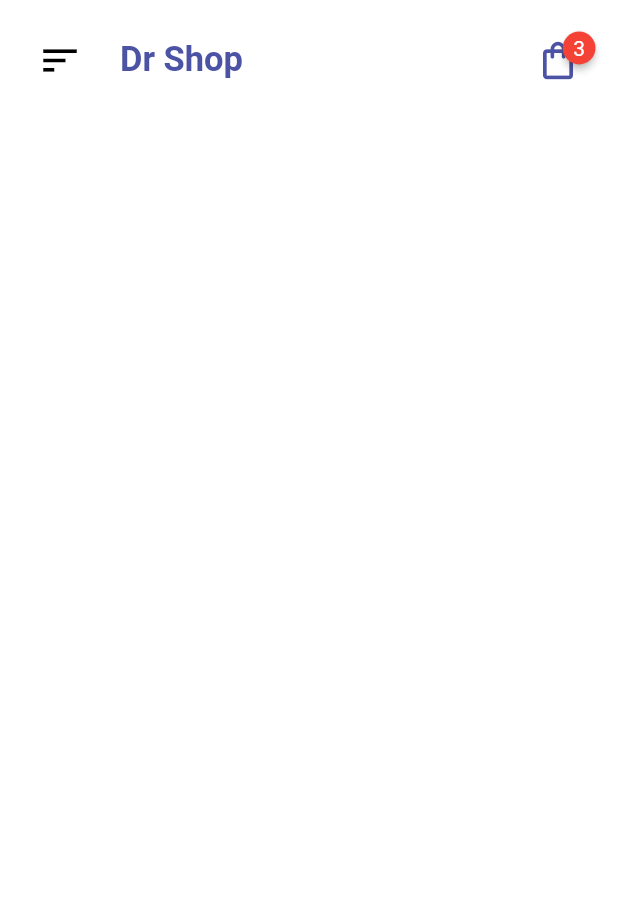
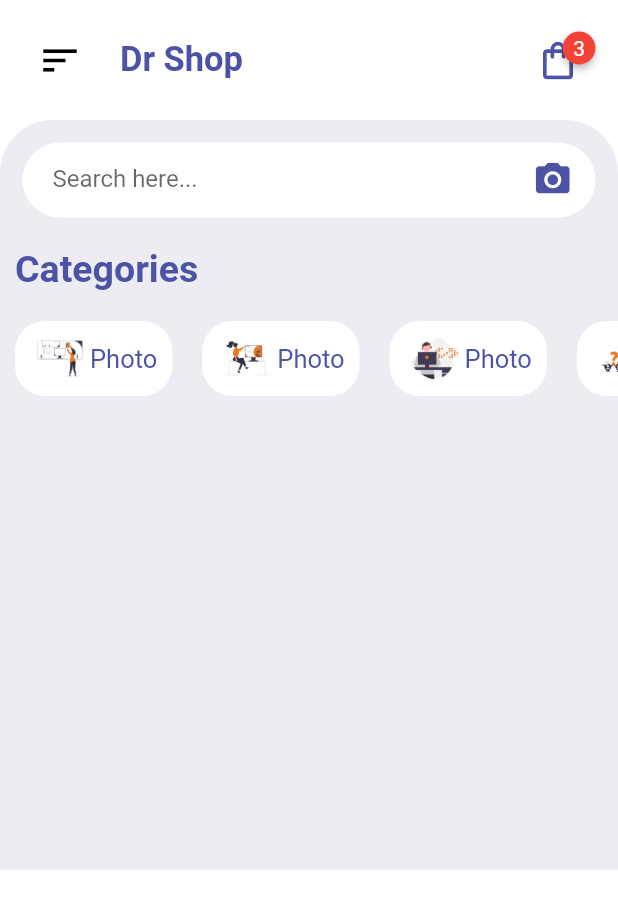
Before and after one commit to Gmk0/test, a Flutter app: the screen it shows after launch, on a phone screen of 412 x 824 dp. Shown: the top 909 px of the screen. Run offline on Flutter 3.47's test engine with Material 2 defaults, Android fonts, the phone set to English and light mode, and no system bars; drawn by our look-alikes of badges.

Commit message:
add categorie Widget

```diff
--- a/lib/pages/HomePage.dart
+++ b/lib/pages/HomePage.dart
@@ -1,4 +1,5 @@
 import 'package:flutter/material.dart';
+import 'package:test/widgets/CategoriesWidget.dart';
 import 'package:test/widgets/HomeAppBar.dart';
 
 class HomePage extends StatelessWidget {
@@ -9,6 +10,68 @@ class HomePage extends StatelessWidget {
     return Scaffold(
       body: ListView(children: [
         HomeAppBar(),
+        Container(
+          //temporary Height
+          height: 500,
+          padding: EdgeInsets.only(top: 15),
+          decoration: BoxDecoration(
+            color: Color(0xFFEDECF2),
+            borderRadius: BorderRadius.only(
+              topLeft: Radius.circular(35),
+              topRight: Radius.circular(35),
+            ),
+          ),
+          child: Column(
+            children: [
+              Container(
+                margin: EdgeInsets.symmetric(horizontal: 15),
+                padding: EdgeInsets.symmetric(horizontal: 15),
+                height: 50,
+                decoration: BoxDecoration(
+                  color: Colors.white,
+                  borderRadius: BorderRadius.circular(30),
+                ),
+                child: Row(
+                  children: [
+                    Container(
+                      margin: EdgeInsets.only(left: 5),
+                      height: 50,
+                      width: 300,
+                      child: TextFormField(
+                        decoration: InputDecoration(
+                          border: InputBorder.none,
+                          hintText: "Search here...",
+                        ),
+                      ),
+                    ),
+                    Spacer(),
+                    Icon(
+                      Icons.camera_alt,
+                      size: 27,
+                      color: Color(0xFF4C53A5),
+                    )
+                  ],
+                ),
+              ),
+              Container(
+                alignment: Alignment.centerLeft,
+                margin: EdgeInsets.symmetric(
+                  vertical: 20,
+                  horizontal: 10,
+                ),
+                child: Text(
+                  "Categories",
+                  style: TextStyle(
+                    fontSize: 25,
+                    fontWeight: FontWeight.bold,
+                    color: Color(0xFF4C53A5),
+                  ),
+                ),
+              ),
+              CategoriesWidget(),
+            ],
+          ),
+        ),
       ]),
     );
   }
--- /dev/null
+++ b/lib/widgets/CategoriesWidget.dart
@@ -0,0 +1,42 @@
+import 'package:flutter/material.dart';
+
+class CategoriesWidget extends StatelessWidget {
+  const CategoriesWidget({Key? key}) : super(key: key);
+
+  @override
+  Widget build(BuildContext context) {
+    return SingleChildScrollView(
+      scrollDirection: Axis.horizontal,
+      child: Row(
+        children: [
+          for (int i = 1; i < 7; i++)
+            Container(
+              margin: EdgeInsets.symmetric(horizontal: 10),
+              padding: EdgeInsets.symmetric(vertical: 5, horizontal: 10),
+              decoration: BoxDecoration(
+                  color: Colors.white, borderRadius: BorderRadius.circular(20)),
+              child: Row(
+                crossAxisAlignment: CrossAxisAlignment.center,
+                children: [
+                  Image.asset(
+                    //use i variable
+                    'images/$i.png',
+                    height: 40,
+                    width: 40,
+                  ),
+                  Text(
+                    "Photo",
+                    style: TextStyle(
+                      fontWeight: FontWeight.normal,
+                      fontSize: 17,
+                      color: Color(0xFF4C54A5),
+                    ),
+                  )
+                ],
+              ),
+            ),
+        ],
+      ),
+    );
+  }
+}
--- a/pubspec.yaml
+++ b/pubspec.yaml
@@ -60,8 +60,8 @@ flutter:
   uses-material-design: true
 
   # To add assets to your application, add an assets section, like this:
-  # assets:
-  #   - images/a_dot_burr.jpeg
+  assets:
+     - images/
   #   - images/a_dot_ham.jpeg
 
   # An image asset can refer to one or more resolution-specific "variants", see
```
